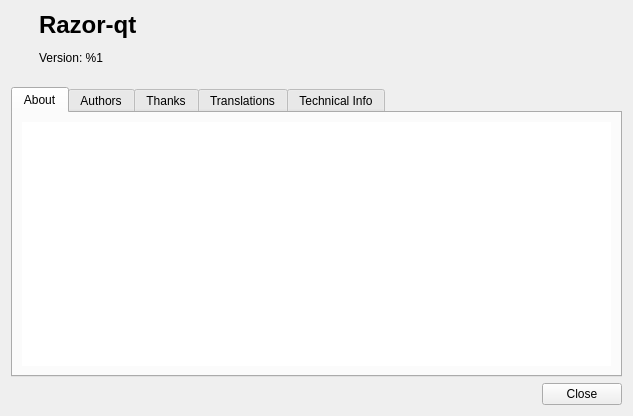
Above: aboutdialog/lxqtaboutdialog.ui from lxqt/liblxqt before the change. Below: the same form after it.
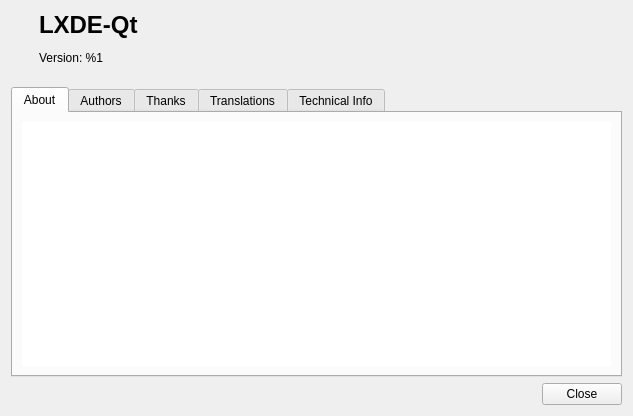
That is the form after the change.

Commit message: Razor-qt => LXDE-Qt on about dialog

```diff
--- a/aboutdialog/lxqtaboutdialog.ui
+++ b/aboutdialog/lxqtaboutdialog.ui
@@ -50,7 +50,7 @@
         </sizepolicy>
        </property>
        <property name="text">
-        <string notr="true">&lt;h1&gt;Razor-qt&lt;/h1&gt;&lt;p&gt;Version: %1&lt;/p&gt;</string>
+        <string notr="true">&lt;h1&gt;LXDE-Qt&lt;/h1&gt;&lt;p&gt;Version: %1&lt;/p&gt;</string>
        </property>
       </widget>
      </item>
```
Left out of the diff: 2 changed lines with no effect on the pictures. The commit also changes 2 other files.
